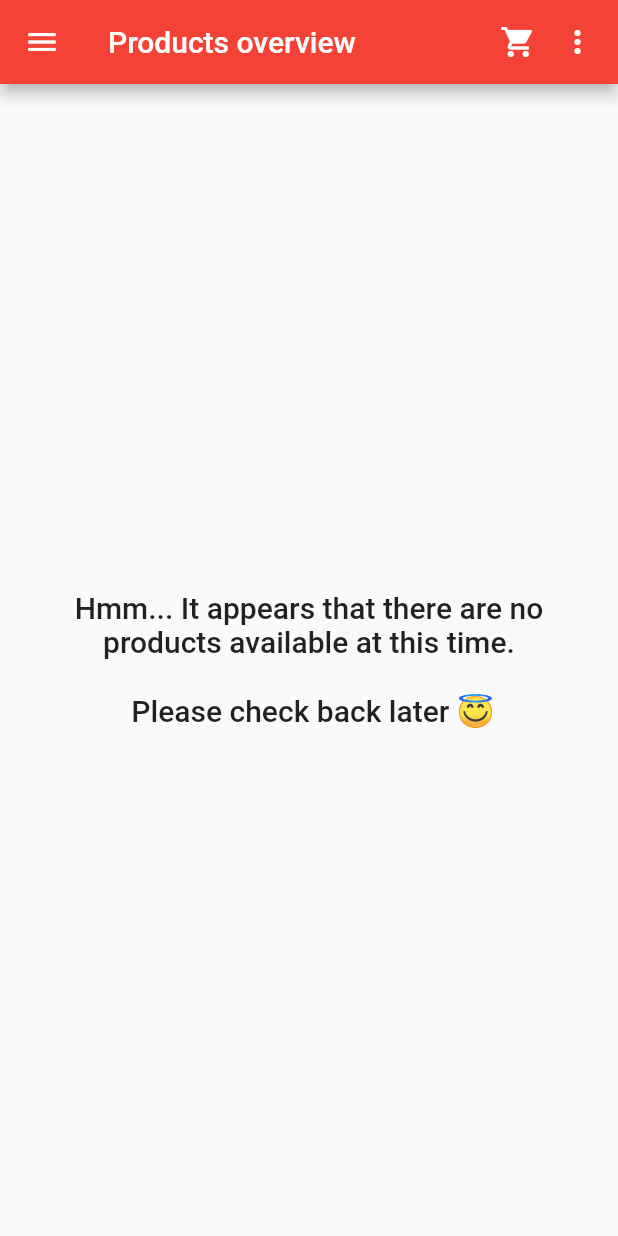
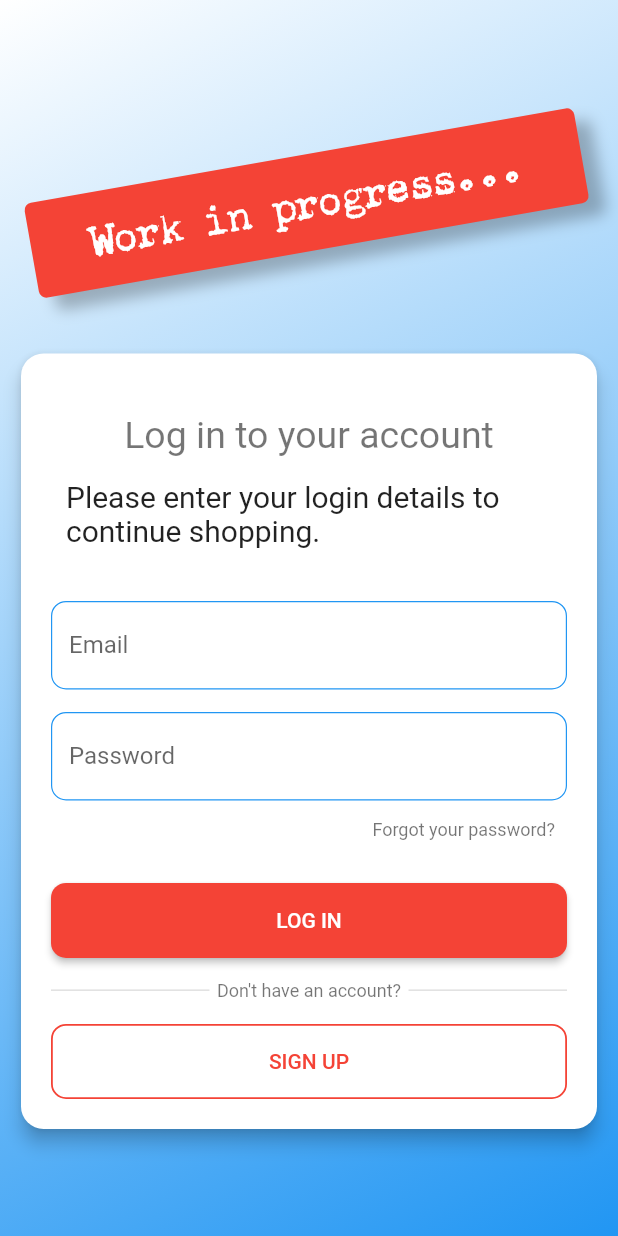
Before and after one commit to Faris-Hadziomerovic/flutter-shop-app, a Flutter app: the screen it shows after launch, on a phone screen of 412 x 824 dp. Run offline on Flutter 3.47's test engine with Material 2 defaults, Android fonts, the phone set to English and light mode, and no system bars; our stand-ins replace fluttertoast.

Commit message:
added login/signup screen, need to implement logic

```diff
--- a/lib/app.dart
+++ b/lib/app.dart
@@ -1,10 +1,12 @@
 import 'package:flutter/material.dart';
 import 'package:provider/provider.dart';
 
+import '../constants/text_constants.dart';
 import './providers/cart_provider.dart';
 import './providers/orders_provider.dart';
 import './providers/products_provider.dart';
 import './screens/add_edit_user_products_screen.dart';
+import './screens/auth_screen.dart';
 import './screens/cart_screen.dart';
 import './screens/orders_screen.dart';
 import './screens/product_details_screen.dart';
@@ -25,10 +27,12 @@ class App extends StatelessWidget {
         ChangeNotifierProvider<Orders>(create: (_) => Orders()..fetchAndSetAsync()),
       ],
       child: MaterialApp(
-        title: 'My Flutter Shop App',
+        title: TextConstants.appTitle,
         theme: AppTheme.appThemeData,
-        home: const ProductsOverviewScreen(),
+        home: const AuthScreen(),
+        // home: const ProductsOverviewScreen(),
         routes: {
+          AuthScreen.routeName: (_) => const AuthScreen(),
           ProductsOverviewScreen.routeName: (_) => const ProductsOverviewScreen(),
           ProductDetailsScreen.routeName: (_) => const ProductDetailsScreen(),
           CartScreen.routeName: (_) => const CartScreen(),
--- a/lib/constants/font_names.dart
+++ /dev/null
@@ -1,4 +0,0 @@
-class FontNames {
-  static const anton = 'Anton';
-  static const lato = 'Lato';
-}
--- a/lib/constants/text_constants.dart
+++ b/lib/constants/text_constants.dart
@@ -2,16 +2,28 @@ class TextConstants {
   static const String appName = 'MyMarketSquare';
   static const String appTitle = 'My Market Square';
   static const String save = 'Save';
+  static const String username = 'Username';
   static const String email = 'Email';
   static const String password = 'Password';
   static const String confirmPassword = 'Confirm password';
+  static const String dontHaveAccountQuestion = "Don't have an account?";
+  static const String signup = 'Sign-up';
+  static const String signupUpper = 'SIGN UP';
+  static const String haveAccountQuestion = 'Already have an account?';
+  static const String login = 'Log-in';
+  static const String loginUpper = 'LOG IN';
   static const String forgottenPassword = 'Forgot your password?';
-  static const String login = 'Log-in';
-  static const String signup = 'Sign-up';
-  static const String loginUpper = 'LOG IN';
-  static const String signupUpper = 'SIGN UP';
-  static const String signupInstead = 'Or sign up instead:';
-  static const String loginInstead = 'Or log in instead:';
-  static const String dontHaveAccountQuestion = "Don't have an account?";
-  static const String haveAccountQuestion = 'Already have an account?';
+  static const String loginScreenTitle1 = 'Log in to your account';
+  static const String loginScreenDescription1 =
+      'Please enter your login details to continue shopping.';
+  static const String loginScreenTitle2 = 'Welcome back';
+  static const String loginScreenDescription2 =
+      "It's good to see you again. \nPlease log in to continue.";
+  static const String signupScreenTitle1 = 'Join our marketplace';
+  static const String signupScreenDescription1 = 'Ready to get started? \nSign up now.';
+  static const String signupScreenTitle2 = 'Join us today';
+  static const String signupScreenDescription2 = 'Create an account and start shopping now.';
+  static const String signupScreenTitle3 = 'Create an account';
+  static const String signupScreenDescription3 =
+      'Register now and access a wide range of products.';
 }
--- /dev/null
+++ b/lib/enums/auth_mode.dart
@@ -0,0 +1,4 @@
+enum AuthMode {
+  signup,
+  login,
+}
--- /dev/null
+++ b/lib/models/auth_data.dart
@@ -0,0 +1,15 @@
+class AuthData {
+  String? username;
+  String? email;
+  String? password;
+
+  AuthData({this.username, this.email, this.password});
+
+  @override
+  String toString() {
+    return '''{
+      username: $username,
+      email: $email,
+      password: $password, \n}''';
+  }
+}
--- /dev/null
+++ b/lib/screens/auth_screen.dart
@@ -0,0 +1,62 @@
+import 'package:flutter/material.dart';
+
+import '../widgets/auth/auth_form_card.dart';
+import '../widgets/shared/work_in_progress_placeholder.dart';
+
+class AuthScreen extends StatelessWidget {
+  static const routeName = '/auth';
+
+  const AuthScreen({super.key});
+
+  @override
+  Widget build(BuildContext context) {
+    final deviceSize = MediaQuery.of(context).size;
+
+    return Scaffold(
+      // resizeToAvoidBottomInset: true,
+      body: Stack(
+        children: [
+          Container(
+            decoration: const BoxDecoration(
+              gradient: LinearGradient(
+                begin: Alignment.topLeft,
+                end: Alignment.bottomRight,
+                colors: [
+                  Color.fromARGB(255, 255, 255, 255),
+                  Colors.blue,
+                ],
+              ),
+            ),
+          ),
+          SingleChildScrollView(
+            child: SizedBox(
+              height: deviceSize.height,
+              width: deviceSize.width,
+              child: Column(
+                mainAxisAlignment: MainAxisAlignment.center,
+                children: [
+                  if (deviceSize.height > 700)
+                    const Flexible(
+                      child: WorkInProgressPlaceholder(),
+                    ),
+                  Flexible(
+                    flex: 3,
+                    child: Container(
+                      padding: const EdgeInsets.symmetric(
+                        horizontal: 10,
+                        vertical: 20,
+                      ),
+                      constraints: BoxConstraints.loose(const Size.fromWidth(800)),
+                      width: double.infinity,
+                      child: const AuthFormCard(),
+                    ),
+                  ),
+                ],
+              ),
+            ),
+          ),
+        ],
+      ),
+    );
+  }
+}
--- /dev/null
+++ b/lib/widgets/auth/auth_form_card.dart
@@ -0,0 +1,259 @@
+import 'package:flutter/material.dart';
+
+import '../../constants/text_constants.dart';
+import '../../constants/validation_messages.dart';
+import '../../enums/auth_mode.dart';
+import '../../helpers/input_helper.dart';
+import '../../helpers/validator.dart';
+import '../../models/auth_data.dart';
+import '../shared/divider_with_text.dart';
+
+class AuthFormCard extends StatefulWidget {
+  const AuthFormCard({super.key});
+
+  @override
+  State<AuthFormCard> createState() => _AuthFormCardState();
+}
+
+class _AuthFormCardState extends State<AuthFormCard> {
+  final _form = GlobalKey<FormState>();
+  final _passwordController = TextEditingController();
+
+  final _authData = AuthData();
+
+  AuthMode _authMode = AuthMode.login;
+  bool _isLoading = false;
+
+  bool get _isLoginMode => _authMode == AuthMode.login;
+  bool get _isSignupMode => _authMode == AuthMode.signup;
+
+  @override
+  void initState() {
+    super.initState();
+  }
+
+  @override
+  void dispose() {
+    _passwordController.dispose();
+    super.dispose();
+  }
+
+  void _changeAuthMode() {
+    _form.currentState?.reset();
+
+    setState(() {
+      _authMode = _isLoginMode ? AuthMode.signup : AuthMode.login;
+    });
+  }
+
+  void _submit() async {
+    final formIsValid = _form.currentState?.validate() ?? false;
+
+    if (formIsValid) {
+      setState(() => _isLoading = true);
+
+      _form.currentState?.save();
+
+      if (_isLoginMode) {
+        await _login();
+      } else {
+        await _signup();
+      }
+
+      setState(() {
+        _isLoading = false;
+      });
+    }
+  }
+
+  Future<void> _login() async {
+    await Future.delayed(
+      const Duration(seconds: 1),
+    );
+
+    print('Logging in...');
+  }
+
+  Future<void> _signup() async {
+    await Future.delayed(
+      const Duration(seconds: 3),
+    );
+
+    print('Signing up...');
+  }
+
+  String? _validateConfirmPassword(String? password) {
+    final isPasswordValid = Validator.validatePassword(_passwordController.text) == null;
+
+    if (!isPasswordValid) return null;
+
+    if (password?.isEmpty ?? true) {
+      return ValidationMessages.passwordConfirmationMissing;
+    }
+
+    if (password != _passwordController.text) {
+      return ValidationMessages.passwordsDoNotMatch;
+    }
+
+    return null;
+  }
+
+  @override
+  Widget build(BuildContext context) {
+    const divider = SizedBox(height: 15);
+
+    return Card(
+      child: Form(
+        key: _form,
+        child: SingleChildScrollView(
+          child: Container(
+            padding: const EdgeInsets.symmetric(
+              horizontal: 20,
+              vertical: 20,
+            ),
+            constraints: BoxConstraints.loose(const Size.fromWidth(700)),
+            child: Column(
+              children: [
+                Container(
+                  padding: const EdgeInsets.symmetric(
+                    vertical: 20,
+                    horizontal: 10,
+                  ),
+                  // height: 150,
+                  // width: double.infinity,
+                  child: Column(
+                    // mainAxisSize: MainAxisSize.max,
+                    children: [
+                      Container(
+                        alignment: Alignment.center,
+                        child: Text(
+                          _isLoginMode
+                              ? TextConstants.loginScreenTitle1
+                              : TextConstants.signupScreenTitle1,
+                          style: Theme.of(context).textTheme.headlineMedium?.copyWith(
+                                fontSize: 25,
+                              ),
+                        ),
+                      ),
+                      divider,
+                      Container(
+                        alignment: Alignment.centerLeft,
+                        child: Text(
+                          _isLoginMode
+                              ? TextConstants.loginScreenDescription1
+                              : TextConstants.signupScreenDescription1,
+                          style: Theme.of(context).textTheme.titleMedium?.copyWith(
+                                fontSize: 20,
+                              ),
+                        ),
+                      ),
+                    ],
+                  ),
+                ),
+                divider,
+                if (_isSignupMode)
+                  Column(
+                    children: [
+                      TextFormField(
+                        textInputAction: TextInputAction.next,
+                        decoration: InputHelper.createInputDecoration(
+                          context,
+                          labelText: TextConstants.username,
+                          errorMaxLines: 3,
+                        ),
+                        onSaved: (username) => _authData.username = username,
+                        validator: Validator.validateUsername,
+                      ),
+                      divider,
+                    ],
+                  ),
+                TextFormField(
+                  textInputAction: TextInputAction.next,
+                  decoration: InputHelper.createInputDecoration(
+                    context,
+                    labelText: TextConstants.email,
+                  ),
+                  onSaved: (email) => _authData.email = email,
+                  validator: Validator.validateEmail,
+                ),
+                divider,
+                TextFormField(
+                  controller: _passwordController,
+                  textInputAction: _isLoginMode ? TextInputAction.done : TextInputAction.next,
+                  decoration: InputHelper.createInputDecoration(
+                    context,
+                    labelText: TextConstants.password,
+                  ),
+                  onSaved: (password) => _authData.password = password,
+                  validator: Validator.validatePassword,
+                ),
+                _isSignupMode
+                    ? Column(
+                        children: [
+                          divider,
+                          TextFormField(
+                            textInputAction: TextInputAction.done,
+                            decoration: InputHelper.createInputDecoration(
+                              context,
+                              labelText: TextConstants.confirmPassword,
+                            ),
+                            validator: _isSignupMode ? _validateConfirmPassword : null,
+                          ),
+                        ],
+                      )
+                    : Container(
+                        width: double.infinity,
+                        alignment: Alignment.centerRight,
+                        child: TextButton(
+                          onPressed: () {},
+                          child: Text(
+                            TextConstants.forgottenPassword,
+                            style: Theme.of(context).textTheme.bodySmall,
+                          ),
+                        ),
+                      ),
+                divider,
+                Container(
+                  constraints: BoxConstraints.loose(const Size.fromWidth(500)),
+                  child: Column(
+                    children: [
+                      SizedBox(
+                        width: double.infinity,
+                        height: 50,
+                        child: ElevatedButton(
+                          onPressed: _isLoading ? null : _submit,
+                          child: _isLoading
+                              ? const CircularProgressIndicator()
+                              : Text(
+                                  _isLoginMode
+                                      ? TextConstants.loginUpper
+                                      : TextConstants.signupUpper,
+                                ),
+                        ),
+                      ),
+                      DividerWithText(
+                        text: _isLoginMode
+                            ? TextConstants.dontHaveAccountQuestion
+                            : TextConstants.haveAccountQuestion,
+                      ),
+                      SizedBox(
+                        width: double.infinity,
+                        height: 50,
+                        child: OutlinedButton(
+                          onPressed: _changeAuthMode,
+                          child: Text(
+                            _isLoginMode ? TextConstants.signupUpper : TextConstants.loginUpper,
+                          ),
+                        ),
+                      ),
+                    ],
+                  ),
+                ),
+              ],
+            ),
+          ),
+        ),
+      ),
+    );
+  }
+}
```
